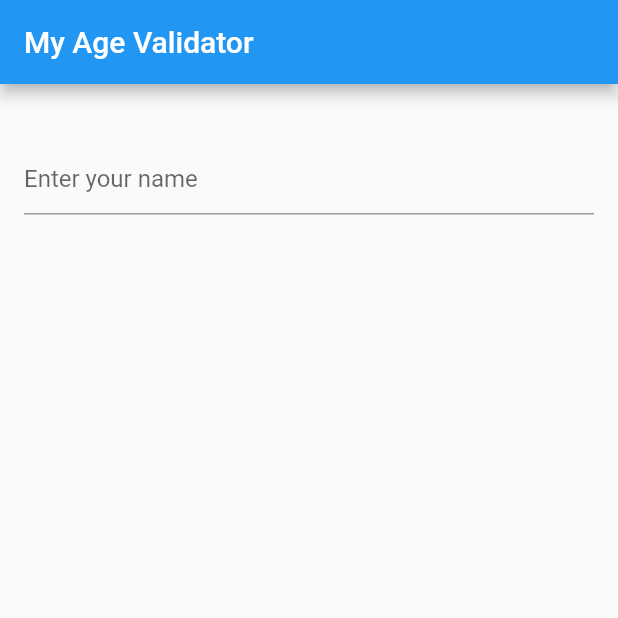
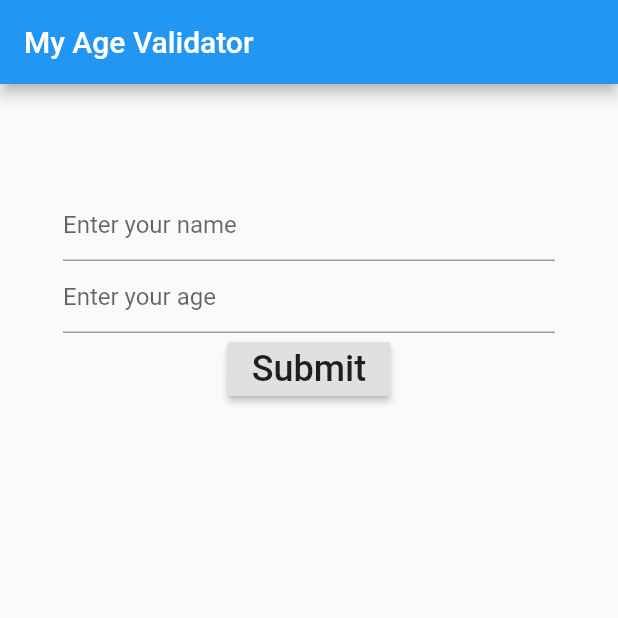
Before and after one commit to SethMegbetor/ptagevalidator, a Flutter app: the screen it shows after launch, on a phone screen of 412 x 824 dp, the top half of it. Run offline on Flutter 3.47's test engine with Material 2 defaults, Android fonts, the phone set to English and light mode, and no system bars.

Commit message:
finished project

```diff
--- a/lib/main.dart
+++ b/lib/main.dart
@@ -1,5 +1,3 @@
-import 'dart:html';
-
 import 'package:flutter/material.dart';
 
 void main() {
@@ -32,19 +30,57 @@ class Age extends StatefulWidget {
 
 class _AgeState extends State<Age> {
   String _message = "";
+  late String _name;
+  late int _age;
+
+  void nameOnSubmitted(String value) {
+    _name = value;
+  }
+
+  void ageOnSubmitted(String value) {
+    try {
+      _age = int.parse(value);
+    } on FormatException catch (e) {
+      setState(() {
+        _message = 'please enter a valid age';
+      });
+    }
+  }
+
+  void enterClub() {
+    setState(() {
+      if (_age >= 18) {
+        _message = "Hello $_name, You are allowed entry";
+      } else {
+        _message = "$_name, you are not old enough";
+      }
+    });
+  }
 
   @override
   Widget build(BuildContext context) {
     return Container(
-      padding: EdgeInsets.all(16),
+      padding: EdgeInsets.all(42),
       child: Column(
         children: <Widget>[
           Text(
             _message,
-            style: TextStyle(fontSize: 20),
+            style: TextStyle(fontSize: 24),
           ),
           TextField(
             decoration: InputDecoration(hintText: "Enter your name"),
+            onChanged: nameOnSubmitted,
+          ),
+          TextField(
+            decoration: InputDecoration(hintText: 'Enter your age'),
+            onChanged: ageOnSubmitted,
+          ),
+          RaisedButton(
+            child: Text(
+              "Submit",
+              style: TextStyle(fontSize: 24),
+            ),
+            onPressed: enterClub,
           )
         ],
       ),
```
